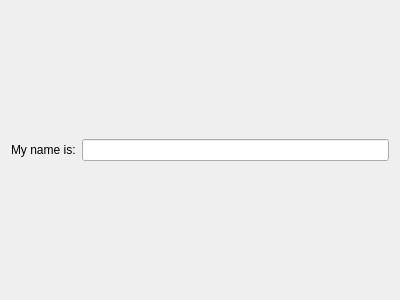
The window that widget.ui (edwardtoday/qt-widget) describes before a commit, drawn with Qt 5.
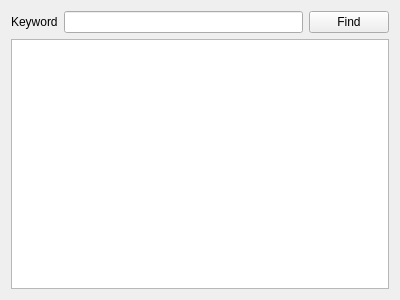
The same window after the commit.

```diff
--- a/widget.ui
+++ b/widget.ui
@@ -13,16 +13,30 @@
   <property name="windowTitle">
    <string>Widget</string>
   </property>
+  <layout class="QVBoxLayout" name="verticalLayout">
+   <item>
   <layout class="QHBoxLayout" name="horizontalLayout">
    <item>
     <widget class="QLabel" name="label">
      <property name="text">
-      <string>My name is:</string>
+        <string>Keyword</string>
      </property>
     </widget>
    </item>
    <item>
     <widget class="QLineEdit" name="lineEdit"/>
+     </item>
+     <item>
+      <widget class="QPushButton" name="findButton">
+       <property name="text">
+        <string>Find</string>
+       </property>
+      </widget>
+     </item>
+    </layout>
+   </item>
+   <item>
+    <widget class="QTextEdit" name="textEdit"/>
    </item>
   </layout>
  </widget>
```
Lines whose indentation alone changed are shown as unchanged.
